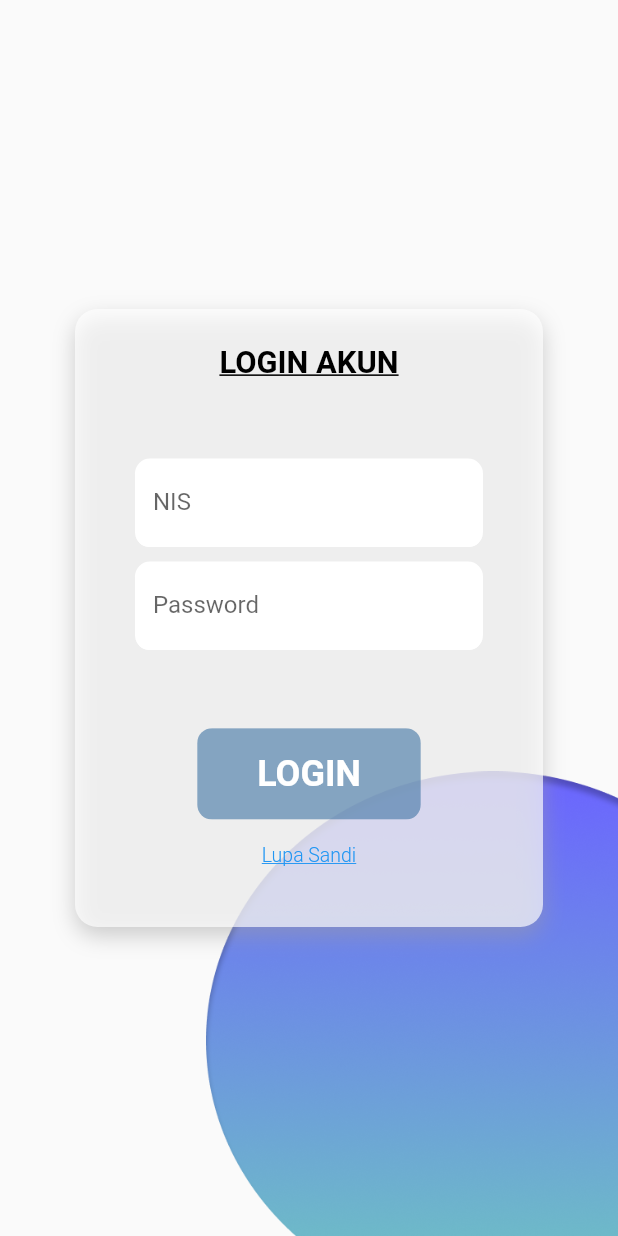
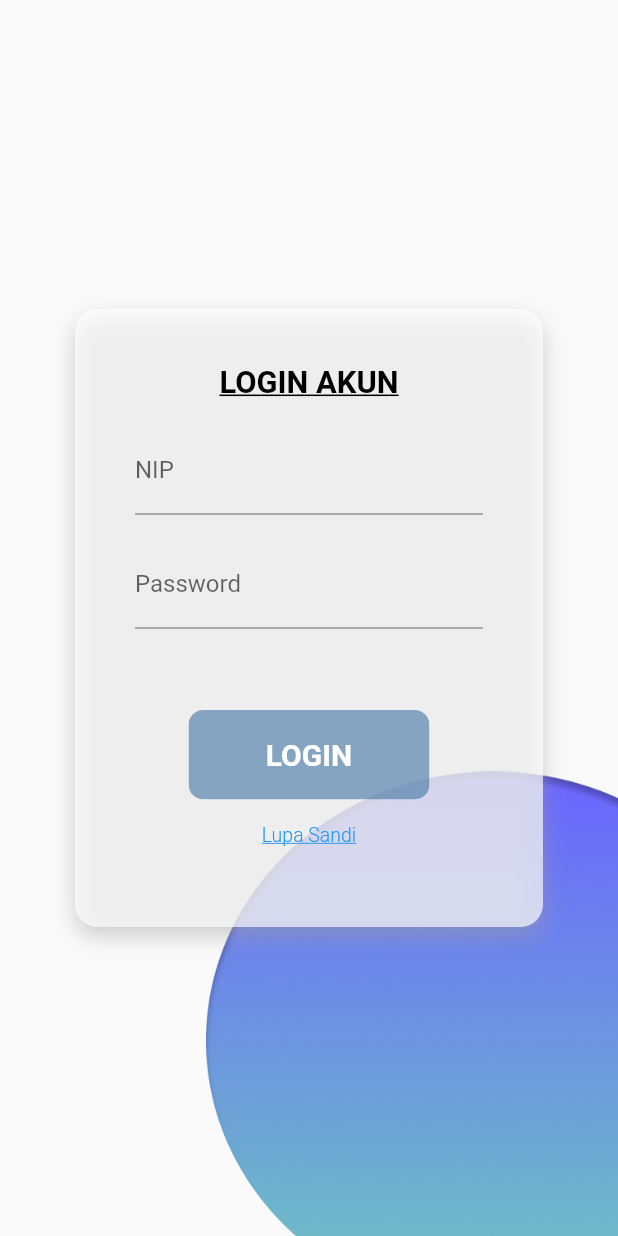
Before and after one commit to TeamFunction/spp_project, a Flutter app: the toLogin screen opened directly, after a tap on "LOGIN", on a phone screen of 412 x 824 dp. Run offline on Flutter 3.47's test engine with Material 2 defaults, Android fonts, the phone set to English and light mode, and no system bars.

Commit message:
memperbarui tampilan login

```diff
--- a/lib/main.dart
+++ b/lib/main.dart
@@ -22,9 +22,70 @@ class MyApp extends StatelessWidget {
       theme: ThemeData(
         primarySwatch: Colors.blue,
       ),
-      home: SplashScreen(),
-      // home: Login(),
+      // home: SplashScreen(),
+      // home: Scaffold(
+      //   body: const MyCustomForm(),
+      // ),
+      home: Login(),
       // home: IntroScreen(),
     );
   }
 }
+
+class MyCustomForm extends StatefulWidget {
+  const MyCustomForm({super.key});
+
+  @override
+  MyCustomFormState createState() {
+    return MyCustomFormState();
+  }
+}
+
+// Create a corresponding State class.
+// This class holds data related to the form.
+class MyCustomFormState extends State<MyCustomForm> {
+  // Create a global key that uniquely identifies the Form widget
+  // and allows validation of the form.
+  //
+  // Note: This is a GlobalKey<FormState>,
+  // not a GlobalKey<MyCustomFormState>.
+  final _formKey = GlobalKey<FormState>();
+
+  @override
+  Widget build(BuildContext context) {
+    // Build a Form widget using the _formKey created above.
+    return Form(
+      key: _formKey,
+      child: Column(
+        crossAxisAlignment: CrossAxisAlignment.start,
+        children: [
+          TextFormField(
+            // The validator receives the text that the user has entered.
+            validator: (value) {
+              if (value == null || value.isEmpty) {
+                return 'Please enter some text';
+              }
+              return null;
+            },
+          ),
+          Padding(
+            padding: const EdgeInsets.symmetric(vertical: 16.0),
+            child: ElevatedButton(
+              onPressed: () {
+                // Validate returns true if the form is valid, or false otherwise.
+                if (_formKey.currentState!.validate()) {
+                  // If the form is valid, display a snackbar. In the real world,
+                  // you'd often call a server or save the information in a database.
+                  ScaffoldMessenger.of(context).showSnackBar(
+                    const SnackBar(content: Text('Processing Data')),
+                  );
+                }
+              },
+              child: const Text('Submit'),
+            ),
+          ),
+        ],
+      ),
+    );
+  }
+}
--- a/lib/screens/login.dart
+++ b/lib/screens/login.dart
@@ -1,4 +1,3 @@
-import 'package:flutter/cupertino.dart';
 import 'package:flutter/material.dart';
 import 'package:flutter/services.dart';
 import 'package:project_spp/screens/home.dart';
@@ -9,16 +8,35 @@ class toLogin extends StatelessWidget {
     double sheight = MediaQuery.of(context).size.height;
     double swidth = MediaQuery.of(context).size.width;
     return Scaffold(
-      body: Column(
-        mainAxisAlignment: MainAxisAlignment.spaceBetween,
+      body: Container(
+        height: sheight,
+        width: swidth,
+        child: Stack(
+          // mainAxisAlignment: MainAxisAlignment.spaceBetween,
           children: [
-          Container(
+            Positioned(
+              top: 0,
+              left: 0,
               child: Image.asset(
                 "assets/images/vector_1.png",
-              fit: BoxFit.scaleDown,
+                width: swidth,
               ),
             ),
-          Column(
+            Positioned(
+              bottom: 0,
+              child: Container(
+                alignment: Alignment.topCenter,
+                child: Image.asset(
+                  "assets/images/vector_2.png",
+                  width: swidth,
+                ),
+              ),
+            ),
+            Center(
+              child: Container(
+                height: sheight / 1.5,
+                child: Column(
+                  mainAxisAlignment: MainAxisAlignment.spaceEvenly,
                   children: [
                     Center(
                       child: Container(
@@ -35,18 +53,13 @@ class toLogin extends StatelessWidget {
                         ),
                       ),
                     ),
-              SizedBox(
-                height: (sheight / 10),
-              ),
                     Center(
                         child: Container(
                       height: (sheight / 4),
                       child: Image.asset("assets/images/smk.png"),
                     )),
-              SizedBox(
-                height: (sheight / 14),
-              ),
                     Container(
+                      // padding: EdgeInsets.only(top: 50),
                       child: ClipRRect(
                         borderRadius: BorderRadius.circular(9),
                         child: Stack(
@@ -68,14 +81,15 @@ class toLogin extends StatelessWidget {
                               style: TextButton.styleFrom(
                                 shadowColor: Colors.white,
                                 padding: EdgeInsets.symmetric(
-                              horizontal: (swidth / 9),
-                              vertical: (sheight / 35)),
+                                    horizontal: (swidth / 10),
+                                    vertical: (sheight / 45)),
                                 textStyle: const TextStyle(fontSize: 20),
                               ),
                               onPressed: () {
                                 Navigator.push(
                                   context,
-                            MaterialPageRoute(builder: (context) => Login()),
+                                  MaterialPageRoute(
+                                      builder: (context) => Login()),
                                 );
                               },
                               child: Text(
@@ -93,34 +107,46 @@ class toLogin extends StatelessWidget {
                     ),
                   ],
                 ),
-          Container(
-            alignment: Alignment.topCenter,
-            child: Image.asset(
-              "assets/images/vector_2.png",
-              fit: BoxFit.scaleDown,
               ),
-          )
+            ),
           ],
+        ),
       ),
     );
   }
 }
 
-class Login extends StatelessWidget {
+class Login extends StatefulWidget {
+  const Login({super.key});
+
   @override
+  LoginState createState() {
+    return LoginState();
+  }
+}
+
+class LoginState extends State<Login> {
+  final _formKey = GlobalKey<FormState>();
+
+// class Login extends StatelessWidget {
+//   @override
   Widget build(BuildContext context) {
     double sheight = MediaQuery.of(context).size.height;
     double swidth = MediaQuery.of(context).size.width;
     return Scaffold(
-      body: Stack(fit: StackFit.expand, children: [
-        Container(
-            alignment: Alignment.bottomRight,
+        body: Container(
+            height: sheight,
+            child: Stack(children: [
+              Positioned(
+                  bottom: 0,
+                  right: 0,
                   child: Image.asset(
                     "assets/images/vector_3.png",
                     fit: BoxFit.contain,
                     width: (swidth / 1.5),
                   )),
-        Container(
+              Center(
+                  child: Container(
                       decoration: BoxDecoration(
                           color: Colors.white.withOpacity(0.67),
                           borderRadius: BorderRadius.all(Radius.circular(15)),
@@ -131,15 +157,20 @@ class Login extends StatelessWidget {
                                 spreadRadius: 0,
                                 offset: Offset(0, 6))
                           ]),
-            // color: Colors.white,
-            // height: (sheight / 1.2),
-            // width: (swidth / 1.2),
+                      margin: EdgeInsets.symmetric(
+                          horizontal: 50, vertical: (sheight / 4)),
+                      child: Container(
                         margin:
-                EdgeInsets.symmetric(horizontal: 50, vertical: (sheight / 4)),
+                            EdgeInsets.symmetric(horizontal: 40, vertical: 20),
+                        child: (Positioned(
+                          top: 0,
                           child: Container(
-              margin: EdgeInsets.symmetric(horizontal: 40),
+                            child: Form(
+                              key: _formKey,
                               child: Column(
-                  mainAxisAlignment: MainAxisAlignment.spaceAround,
+                                crossAxisAlignment: CrossAxisAlignment.center,
+                                mainAxisAlignment:
+                                    MainAxisAlignment.spaceEvenly,
                                 children: [
                                   Text(
                                     "LOGIN AKUN",
@@ -149,109 +180,112 @@ class Login extends StatelessWidget {
                                         decoration: TextDecoration.underline,
                                         fontSize: (sheight / 40)),
                                   ),
-                    Container(
-                      height: (sheight / 6),
-                      child: Column(
-                        mainAxisAlignment: MainAxisAlignment.spaceAround,
-                        children: [
                                   TextFormField(
-                            inputFormatters: [
-                              // FilteringTextInputFormatter.digitsOnly
-                            ],
                                     decoration: InputDecoration(
-                              filled: true,
-                              fillColor: Colors.white,
-                              enabledBorder: UnderlineInputBorder(
-                                  borderSide: BorderSide(color: Colors.white),
-                                  borderRadius:
-                                      BorderRadius.all(Radius.circular(10))),
-                              border: UnderlineInputBorder(
-                                  borderSide: BorderSide(color: Colors.white),
-                                  borderRadius:
-                                      BorderRadius.all(Radius.circular(10))),
-                              labelText: "NIS",
+                                      labelText: "NIP",
                                     ),
+                                    validator: (value) {
+                                      if (value == null || value.isEmpty) {
+                                        return 'Please enter NIP';
+                                      }
+                                      return null;
+                                    },
                                   ),
                                   TextFormField(
                                     obscureText: true,
                                     obscuringCharacter: "*",
                                     decoration: InputDecoration(
-                              filled: true,
-                              fillColor: Colors.white,
-                              enabledBorder: UnderlineInputBorder(
-                                  borderSide: BorderSide(color: Colors.white),
-                                  borderRadius:
-                                      BorderRadius.all(Radius.circular(10))),
-                              border: UnderlineInputBorder(
-                                  borderSide: BorderSide(color: Colors.white),
-                                  borderRadius:
-                                      BorderRadius.all(Radius.circular(10))),
                                       labelText: "Password",
                                     ),
+                                    validator: (value) {
+                                      if (value == null || value.isEmpty) {
+                                        return 'Please enter Password';
+                                      }
+                                      return null;
+                                    },
                                   ),
-                        ],
-                      ),
+                                  SizedBox(
+                                    height: 20,
                                   ),
                                   Column(
                                     children: [
                                       Container(
                                           child: ClipRRect(
-                                borderRadius:
-                                    BorderRadius.all(Radius.circular(10)),
+                                              borderRadius: BorderRadius.all(
+                                                  Radius.circular(10)),
                                               child: Stack(
                                                 children: [
                                                   Positioned.fill(
                                                       child: Container(
-                                            decoration: BoxDecoration(
-                                      color: Color.fromRGBO(73, 122, 167, 0.64),
+                                                          decoration:
+                                                              BoxDecoration(
+                                                    color: Color.fromRGBO(
+                                                        73, 122, 167, 0.64),
                                                   ))),
                                                   TextButton(
                                                       style: TextButton.styleFrom(
-                                            padding: EdgeInsets.symmetric(
-                                                horizontal: 40,
-                                                vertical: (sheight / 50)),
+                                                          padding: EdgeInsets
+                                                              .symmetric(
+                                                                  horizontal:
+                                                                      swidth /
+                                                                          8,
+                                                                  vertical:
+                                                                      (sheight /
+                                                                          45)),
                                                           textStyle: TextStyle(
-                                                fontSize: 24,
-                                                fontWeight: FontWeight.bold,
-                                                color: Colors.white),
-                                            alignment: Alignment.center),
+                                                              color: Colors
+                                                                  .white),
+                                                          alignment: Alignment
+                                                              .center),
                                                       onPressed: () {
+                                                        if (_formKey
+                                                            .currentState!
+                                                            .validate()) {
                                                           Navigator.push(
                                                             context,
                                                             MaterialPageRoute(
-                                                builder: (context) => Home(
+                                                                builder: (context) =>
+                                                                    Home(
                                                                         title:
                                                                             'Flutter Demo Home Page')),
                                                           );
+                                                        }
                                                       },
-                                        child: Text("LOGIN",
+                                                      child: Text(
+                                                          "LOGIN",
                                                           style: TextStyle(
-                                                fontSize: 24,
-                                                fontWeight: FontWeight.bold,
-                                                color: Colors.white))),
+                                                              fontSize: 20,
+                                                              fontWeight:
+                                                                  FontWeight
+                                                                      .bold,
+                                                              color: Colors
+                                                                  .white))),
                                                 ],
                                               ))),
                                       TextButton(
                                           style: TextButton.styleFrom(
                                             onSurface: Colors.transparent,
-                              // padding: EdgeInsets.symmetric(
-                              //     horizontal: 40, vertical: 20),
                                             textStyle: TextStyle(
                                                 fontSize: 13,
                                                 fontWeight: FontWeight.w300,
-                                  decoration: TextDecoration.underline),
+                                                decoration:
+                                                    TextDecoration.underline),
                                             alignment: Alignment.center,
                                           ),
                                           onPressed: () {},
                                           child: Text("Lupa Sandi",
                                               style: TextStyle(
                                                   color: Colors.blue,
-                                    decoration: TextDecoration.underline))),
+                                                  decoration: TextDecoration
+                                                      .underline))),
                                     ],
                                   ),
-                  ]),
+                                ],
+                              ),
+                            ),
+                          ),
                         )),
-      ]),
-    );
+                      )))
+            ])));
   }
 }
```
Also changed, not shown: 1 other file. Lines whose indentation alone changed are shown as unchanged.
